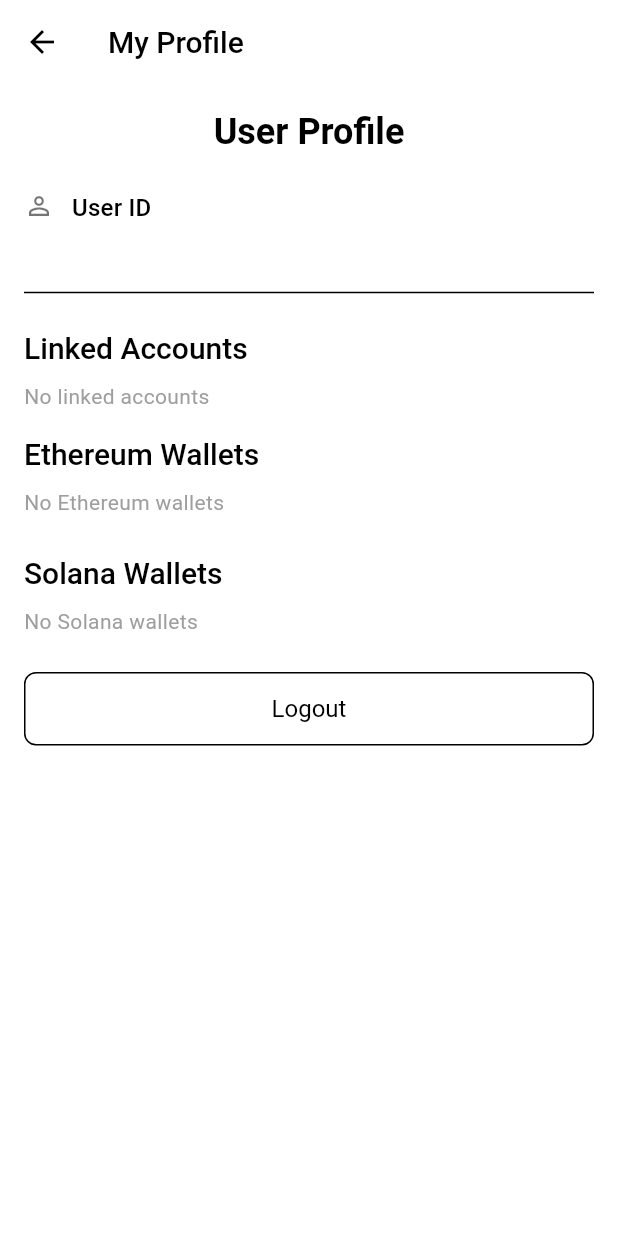
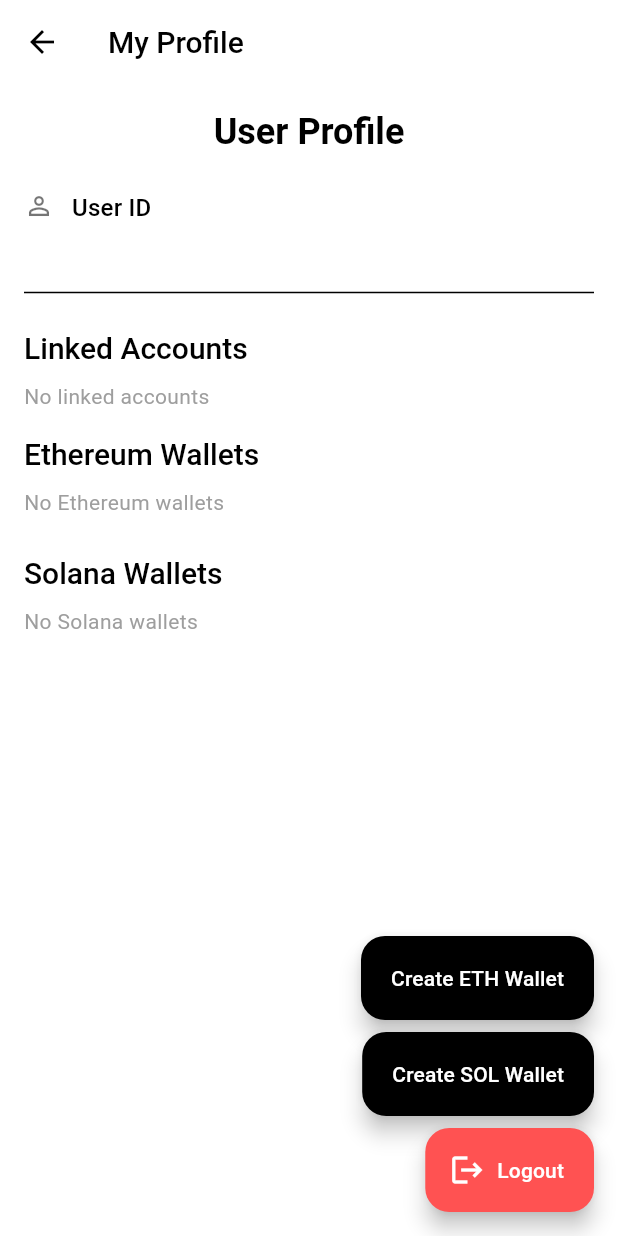
Before and after one commit to pripatelUK/defi-radar, a Flutter app: the AuthenticatedScreen screen opened by its route, on a phone screen of 412 x 824 dp. Run offline on Flutter 3.47's test engine with Material 3 defaults, Android fonts, the phone set to English and light mode, and no system bars; our stand-ins replace flutter_dotenv, go_router; missing offline and left inert: privy_flutter.

Commit message:
Added floating action buttons for logout, create eth wallet and create solana wallet. all wallet creation logic working correctly

```diff
--- a/lib/features/authenticated/authenticated_screen.dart
+++ b/lib/features/authenticated/authenticated_screen.dart
@@ -19,6 +19,10 @@ class AuthenticatedScreen extends StatefulWidget {
 class _AuthenticatedScreenState extends State<AuthenticatedScreen> {
   final _privyManager = privyManager;
   late PrivyUser _user;
+
+  // Track loading states
+  bool _isCreatingEthereumWallet = false;
+  bool _isCreatingSolanaWallet = false;
 
   @override
   void initState() {
@@ -56,6 +60,78 @@ class _AuthenticatedScreenState extends State<AuthenticatedScreen> {
       if (mounted) {
         _showMessage("Logout error: $e", isError: true);
       }
+    }
+  }
+
+  // Create Ethereum wallet
+  Future<void> _createEthereumWallet() async {
+
+    setState(() {
+      _isCreatingEthereumWallet = true;
+    });
+
+    try {
+      final result = await _user.createEthereumWallet(allowAdditional: true);
+
+      result.fold(
+        onSuccess: (wallet) {
+          _showMessage("Ethereum wallet created: ${wallet.address}");
+          // Refresh user to update the wallet list
+          setState(() {
+            _isCreatingEthereumWallet = false;
+          });
+        },
+        onFailure: (error) {
+          setState(() {
+            _isCreatingEthereumWallet = false;
+          });
+          _showMessage(
+            "Error creating wallet: ${error.message}",
+            isError: true,
+          );
+        },
+      );
+    } catch (e) {
+      setState(() {
+        _isCreatingEthereumWallet = false;
+      });
+      _showMessage("Unexpected error: $e", isError: true);
+    }
+  }
+
+  // Create Solana wallet
+  Future<void> _createSolanaWallet() async {
+
+    setState(() {
+      _isCreatingSolanaWallet = true;
+    });
+
+    try {
+      final result = await _user.createSolanaWallet();
+
+      result.fold(
+        onSuccess: (wallet) {
+          _showMessage("Solana wallet created: ${wallet.address}");
+          // Refresh user to update the wallet list
+          setState(() {
+            _isCreatingSolanaWallet = false;
+          });
+        },
+        onFailure: (error) {
+          setState(() {
+            _isCreatingSolanaWallet = false;
+          });
+          _showMessage(
+            "Error creating wallet: ${error.message}",
+            isError: true,
+          );
+        },
+      );
+    } catch (e) {
+      setState(() {
+        _isCreatingSolanaWallet = false;
+      });
+      _showMessage("Unexpected error: $e", isError: true);
     }
   }
 
@@ -112,15 +188,67 @@ class _AuthenticatedScreenState extends State<AuthenticatedScreen> {
                 onTap: () => context.go(AppRouter.walletPath),
                 child: SolanaWalletsWidget(user: _user),
               ),
-
-              const SizedBox(height: 24),
-
-              // Logout Button
-              ElevatedButton(onPressed: _logout, child: const Text('Logout')),
             ],
           ),
         ),
       ),
+      floatingActionButton: Column(
+        mainAxisAlignment: MainAxisAlignment.end,
+        crossAxisAlignment: CrossAxisAlignment.end,
+        children: [
+          // Ethereum wallet creation button
+          FloatingActionButton.extended(
+            heroTag: "createEthereum",
+            onPressed:
+                (_isCreatingEthereumWallet || _isCreatingSolanaWallet)
+                    ? null
+                    : _createEthereumWallet,
+            icon:
+                _isCreatingEthereumWallet
+                    ? const SizedBox(
+                      width: 20,
+                      height: 20,
+                      child: CircularProgressIndicator(strokeWidth: 2),
+                    )
+                    : null,
+            label: const Text('Create ETH Wallet'),
+            backgroundColor:
+                (_isCreatingEthereumWallet || _isCreatingSolanaWallet)
+                    ? Colors.grey
+                    : null,
+          ),
+          const SizedBox(height: 8),
+          // Solana wallet creation button
+          FloatingActionButton.extended(
+            heroTag: "createSolana",
+            onPressed:
+                (_isCreatingSolanaWallet || _isCreatingEthereumWallet)
+                    ? null
+                    : _createSolanaWallet,
+            icon:
+                _isCreatingSolanaWallet
+                    ? const SizedBox(
+                      width: 20,
+                      height: 20,
+                      child: CircularProgressIndicator(strokeWidth: 2),
+                    )
+                    : null,
+            label: const Text('Create SOL Wallet'),
+            backgroundColor:
+                (_isCreatingSolanaWallet || _isCreatingEthereumWallet)
+                    ? Colors.grey
+                    : null,
+          ),
+          const SizedBox(height: 8),
+          FloatingActionButton.extended(
+            heroTag: "logout",
+            onPressed: _logout,
+            icon: const Icon(Icons.logout),
+            label: const Text('Logout'),
+            backgroundColor: Colors.redAccent,
+          ),
+        ],
+      ),
     );
   }
 }
```
